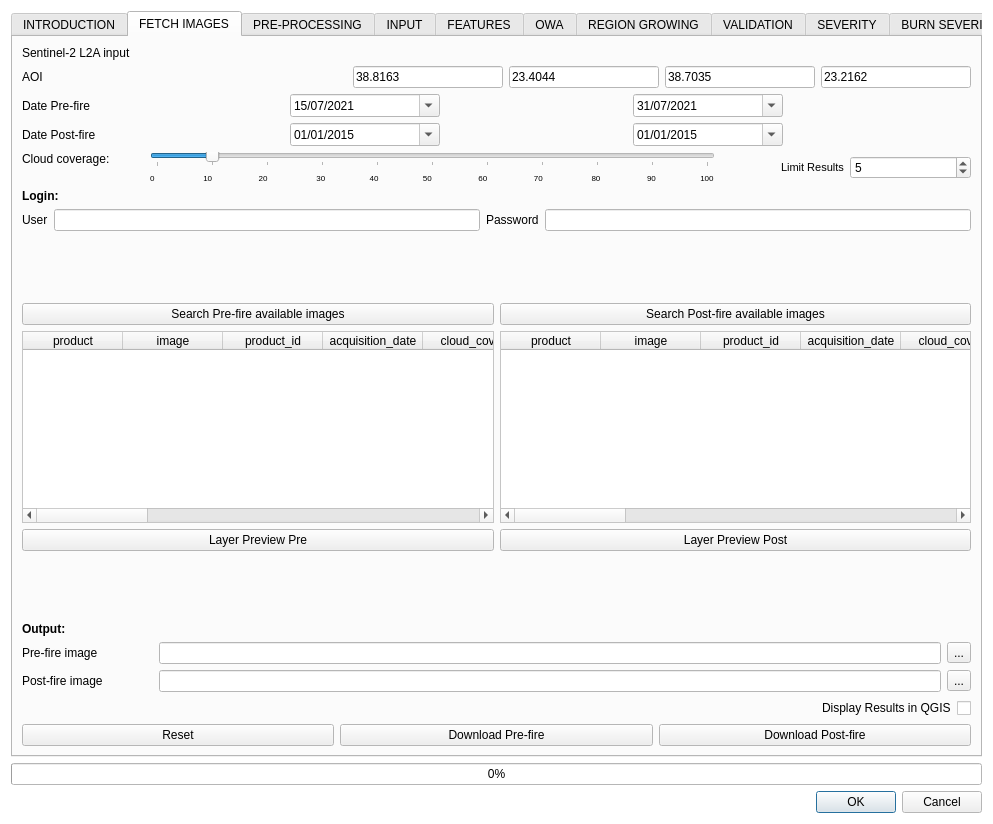
First picture: the form in BAD_dialog_base.ui, repository silviamacchi/bad_COPIA, before the edit.
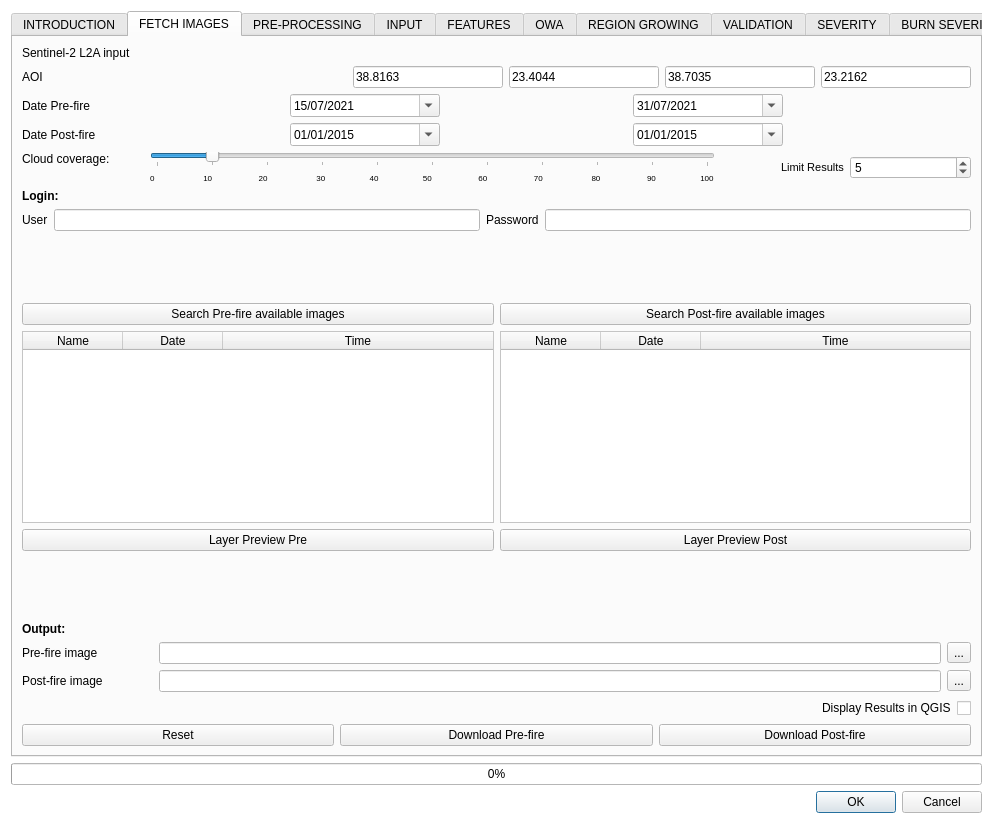
Second picture: the form after the edit. Custom widgets are drawn as their Qt base class.

Commit message: changed table formatting

```diff
--- a/BAD_dialog_base.ui
+++ b/BAD_dialog_base.ui
@@ -807,82 +807,17 @@
            </attribute>
            <column>
             <property name="text">
-             <string>product</string>
+             <string>Name</string>
             </property>
            </column>
            <column>
             <property name="text">
-             <string>image</string>
+             <string>Date</string>
             </property>
            </column>
            <column>
             <property name="text">
-             <string>product_id</string>
-            </property>
-           </column>
-           <column>
-            <property name="text">
-             <string>acquisition_date</string>
-            </property>
-           </column>
-           <column>
-            <property name="text">
-             <string>cloud_cover</string>
-            </property>
-           </column>
-           <column>
-            <property name="text">
-             <string>zone_path</string>
-            </property>
-           </column>
-           <column>
-            <property name="text">
-             <string>row</string>
-            </property>
-           </column>
-           <column>
-            <property name="text">
-             <string>min_lat</string>
-            </property>
-           </column>
-           <column>
-            <property name="text">
-             <string>min_lon</string>
-            </property>
-           </column>
-           <column>
-            <property name="text">
-             <string>max_lat</string>
-            </property>
-           </column>
-           <column>
-            <property name="text">
-             <string>max_lon</string>
-            </property>
-           </column>
-           <column>
-            <property name="text">
-             <string>collection</string>
-            </property>
-           </column>
-           <column>
-            <property name="text">
-             <string>size</string>
-            </property>
-           </column>
-           <column>
-            <property name="text">
-             <string>preview</string>
-            </property>
-           </column>
-           <column>
-            <property name="text">
-             <string>uid</string>
-            </property>
-           </column>
-           <column>
-            <property name="text">
-             <string>ref_url</string>
+             <string>Time</string>
             </property>
            </column>
           </widget>
@@ -985,82 +920,17 @@
            </attribute>
            <column>
             <property name="text">
-             <string>product</string>
+             <string>Name</string>
             </property>
            </column>
            <column>
             <property name="text">
-             <string>image</string>
+             <string>Date</string>
             </property>
            </column>
            <column>
             <property name="text">
-             <string>product_id</string>
-            </property>
-           </column>
-           <column>
-            <property name="text">
-             <string>acquisition_date</string>
-            </property>
-           </column>
-           <column>
-            <property name="text">
-             <string>cloud_cover</string>
-            </property>
-           </column>
-           <column>
-            <property name="text">
-             <string>zone_path</string>
-            </property>
-           </column>
-           <column>
-            <property name="text">
-             <string>row</string>
-            </property>
-           </column>
-           <column>
-            <property name="text">
-             <string>min_lat</string>
-            </property>
-           </column>
-           <column>
-            <property name="text">
-             <string>min_lon</string>
-            </property>
-           </column>
-           <column>
-            <property name="text">
-             <string>max_lat</string>
-            </property>
-           </column>
-           <column>
-            <property name="text">
-             <string>max_lon</string>
-            </property>
-           </column>
-           <column>
-            <property name="text">
-             <string>collection</string>
-            </property>
-           </column>
-           <column>
-            <property name="text">
-             <string>size</string>
-            </property>
-           </column>
-           <column>
-            <property name="text">
-             <string>preview</string>
-            </property>
-           </column>
-           <column>
-            <property name="text">
-             <string>uid</string>
-            </property>
-           </column>
-           <column>
-            <property name="text">
-             <string>ref_url</string>
+             <string>Time</string>
             </property>
            </column>
           </widget>
```
The commit also changes 1 other file.
